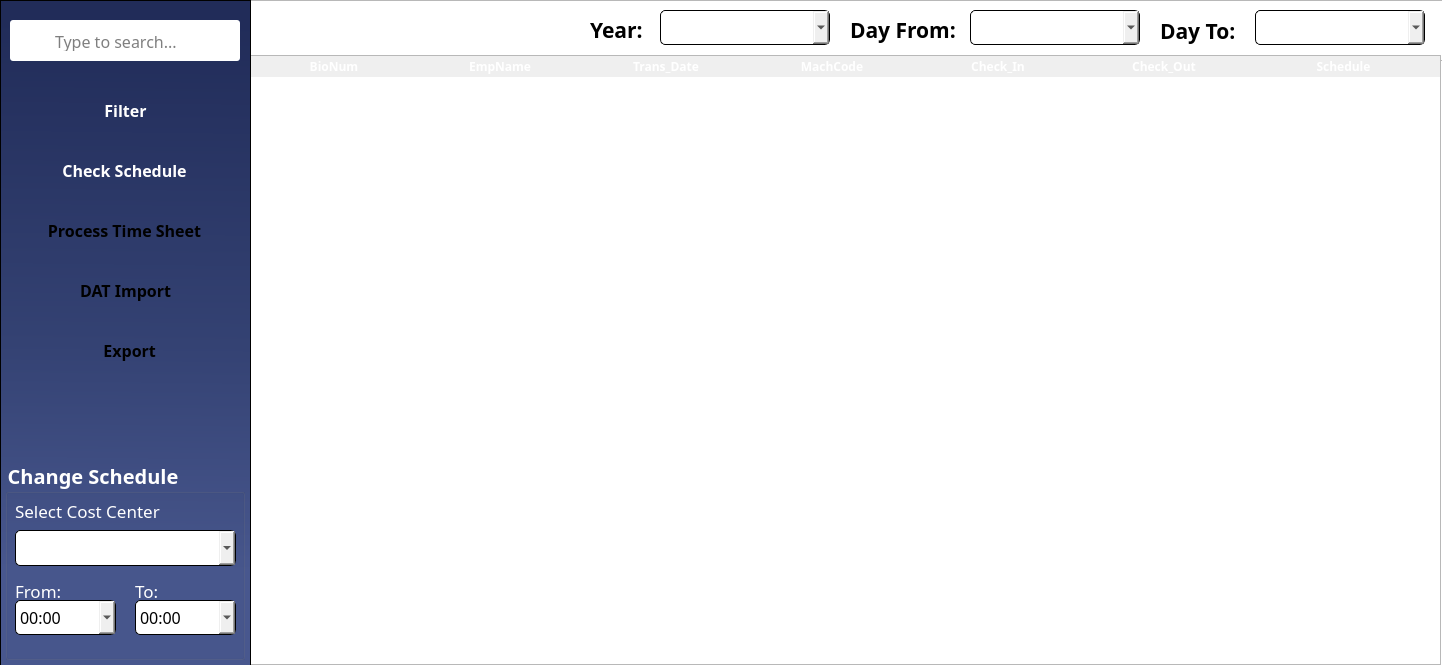
The window that output/MainWindow/MainFrame/Resources/UI/timecard.ui (Maze711/systemPayroll) describes before a commit, drawn with Qt 5.
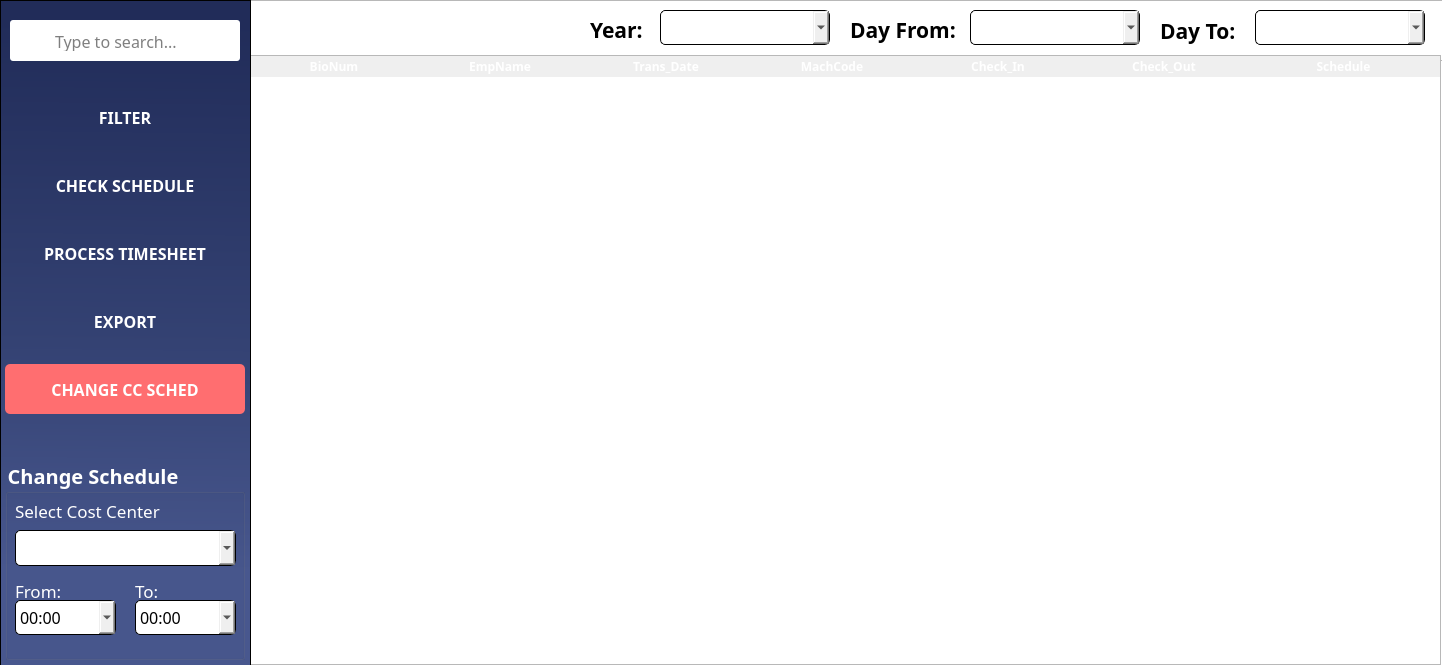
The same window after the commit. Icons and pictures are not drawn.

The edit to the form file:
```diff
--- a/output/MainWindow/MainFrame/Resources/UI/timecard.ui
+++ b/output/MainWindow/MainFrame/Resources/UI/timecard.ui
@@ -26,6 +26,7 @@
 
 #btnTimeSheet, #importBTN, #btnExport{
 border-radius: 5px;
+	color: white;
 background-color: &quot;#30d977&quot;;
 }</string>
   </property>
@@ -213,39 +214,6 @@
    <property name="frameShadow">
     <enum>QFrame::Raised</enum>
    </property>
-   <widget class="QPushButton" name="btnTimeSheet">
-    <property name="geometry">
-     <rect>
-      <x>19</x>
-      <y>210</y>
-      <width>211</width>
-      <height>41</height>
-     </rect>
-    </property>
-    <property name="font">
-     <font>
-      <family>Poppins</family>
-      <pointsize>12</pointsize>
-      <weight>75</weight>
-      <bold>true</bold>
-     </font>
-    </property>
-    <property name="cursor">
-     <cursorShape>PointingHandCursor</cursorShape>
-    </property>
-    <property name="styleSheet">
-     <string notr="true"/>
-    </property>
-    <property name="text">
-     <string>Process Time Sheet</string>
-    </property>
-    <property name="iconSize">
-     <size>
-      <width>22</width>
-      <height>22</height>
-     </size>
-    </property>
-   </widget>
    <widget class="QFrame" name="searchBar">
     <property name="geometry">
      <rect>
@@ -332,72 +300,6 @@
      </property>
     </widget>
    </widget>
-   <widget class="QPushButton" name="btnFilter">
-    <property name="geometry">
-     <rect>
-      <x>20</x>
-      <y>90</y>
-      <width>211</width>
-      <height>41</height>
-     </rect>
-    </property>
-    <property name="font">
-     <font>
-      <family>Poppins</family>
-      <pointsize>12</pointsize>
-      <weight>75</weight>
-      <bold>true</bold>
-     </font>
-    </property>
-    <property name="cursor">
-     <cursorShape>PointingHandCursor</cursorShape>
-    </property>
-    <property name="styleSheet">
-     <string notr="true"/>
-    </property>
-    <property name="text">
-     <string>Filter</string>
-    </property>
-    <property name="iconSize">
-     <size>
-      <width>22</width>
-      <height>22</height>
-     </size>
-    </property>
-   </widget>
-   <widget class="QPushButton" name="btnCheckSched">
-    <property name="geometry">
-     <rect>
-      <x>19</x>
-      <y>150</y>
-      <width>211</width>
-      <height>41</height>
-     </rect>
-    </property>
-    <property name="font">
-     <font>
-      <family>Poppins</family>
-      <pointsize>12</pointsize>
-      <weight>75</weight>
-      <bold>true</bold>
-     </font>
-    </property>
-    <property name="cursor">
-     <cursorShape>PointingHandCursor</cursorShape>
-    </property>
-    <property name="styleSheet">
-     <string notr="true"/>
-    </property>
-    <property name="text">
-     <string>Check Schedule</string>
-    </property>
-    <property name="iconSize">
-     <size>
-      <width>22</width>
-      <height>22</height>
-     </size>
-    </property>
-   </widget>
    <widget class="QGroupBox" name="groupBox">
     <property name="geometry">
      <rect>
@@ -780,15 +682,30 @@
      </property>
     </widget>
    </widget>
-   <widget class="QPushButton" name="importBTN">
+   <widget class="QWidget" name="widget" native="true">
     <property name="geometry">
      <rect>
-      <x>20</x>
-      <y>270</y>
-      <width>211</width>
-      <height>41</height>
+      <x>5</x>
+      <y>80</y>
+      <width>240</width>
+      <height>351</height>
      </rect>
     </property>
+    <layout class="QVBoxLayout" name="verticalLayout_2">
+     <item>
+      <widget class="QPushButton" name="btnFilter">
+       <property name="sizePolicy">
+        <sizepolicy hsizetype="Minimum" vsizetype="Fixed">
+         <horstretch>0</horstretch>
+         <verstretch>0</verstretch>
+        </sizepolicy>
+       </property>
+       <property name="minimumSize">
+        <size>
+         <width>0</width>
+         <height>50</height>
+        </size>
+       </property>
     <property name="font">
      <font>
       <family>Poppins</family>
@@ -804,7 +721,7 @@
      <string notr="true"/>
     </property>
     <property name="text">
-     <string>DAT Import</string>
+        <string>FILTER</string>
     </property>
     <property name="iconSize">
      <size>
@@ -813,14 +730,98 @@
      </size>
     </property>
    </widget>
+     </item>
+     <item>
+      <widget class="QPushButton" name="btnCheckSched">
+       <property name="sizePolicy">
+        <sizepolicy hsizetype="Minimum" vsizetype="Fixed">
+         <horstretch>0</horstretch>
+         <verstretch>0</verstretch>
+        </sizepolicy>
+       </property>
+       <property name="minimumSize">
+        <size>
+         <width>0</width>
+         <height>50</height>
+        </size>
+       </property>
+       <property name="font">
+        <font>
+         <family>Poppins</family>
+         <pointsize>12</pointsize>
+         <weight>75</weight>
+         <bold>true</bold>
+        </font>
+       </property>
+       <property name="cursor">
+        <cursorShape>PointingHandCursor</cursorShape>
+       </property>
+       <property name="styleSheet">
+        <string notr="true"/>
+       </property>
+       <property name="text">
+        <string>CHECK SCHEDULE</string>
+       </property>
+       <property name="iconSize">
+        <size>
+         <width>22</width>
+         <height>22</height>
+        </size>
+       </property>
+      </widget>
+     </item>
+     <item>
+      <widget class="QPushButton" name="btnTimeSheet">
+       <property name="sizePolicy">
+        <sizepolicy hsizetype="Minimum" vsizetype="Fixed">
+         <horstretch>0</horstretch>
+         <verstretch>0</verstretch>
+        </sizepolicy>
+       </property>
+       <property name="minimumSize">
+        <size>
+         <width>0</width>
+         <height>50</height>
+        </size>
+       </property>
+       <property name="font">
+        <font>
+         <family>Poppins</family>
+         <pointsize>12</pointsize>
+         <weight>75</weight>
+         <bold>true</bold>
+        </font>
+       </property>
+       <property name="cursor">
+        <cursorShape>PointingHandCursor</cursorShape>
+       </property>
+       <property name="styleSheet">
+        <string notr="true"/>
+       </property>
+       <property name="text">
+        <string>PROCESS TIMESHEET</string>
+       </property>
+       <property name="iconSize">
+        <size>
+         <width>22</width>
+         <height>22</height>
+        </size>
+       </property>
+      </widget>
+     </item>
+     <item>
    <widget class="QPushButton" name="btnExport">
-    <property name="geometry">
-     <rect>
-      <x>20</x>
-      <y>330</y>
-      <width>211</width>
-      <height>41</height>
-     </rect>
+       <property name="sizePolicy">
+        <sizepolicy hsizetype="Minimum" vsizetype="Fixed">
+         <horstretch>0</horstretch>
+         <verstretch>0</verstretch>
+        </sizepolicy>
+       </property>
+       <property name="minimumSize">
+        <size>
+         <width>0</width>
+         <height>50</height>
+        </size>
     </property>
     <property name="font">
      <font>
@@ -837,7 +838,7 @@
      <string notr="true"/>
     </property>
     <property name="text">
-     <string>  Export</string>
+        <string>EXPORT</string>
     </property>
     <property name="iconSize">
      <size>
@@ -845,6 +846,50 @@
       <height>22</height>
      </size>
     </property>
+      </widget>
+     </item>
+     <item>
+      <widget class="QPushButton" name="btnCCSched">
+       <property name="sizePolicy">
+        <sizepolicy hsizetype="Minimum" vsizetype="Fixed">
+         <horstretch>0</horstretch>
+         <verstretch>0</verstretch>
+        </sizepolicy>
+       </property>
+       <property name="minimumSize">
+        <size>
+         <width>0</width>
+         <height>50</height>
+        </size>
+       </property>
+       <property name="font">
+        <font>
+         <family>Poppins</family>
+         <pointsize>12</pointsize>
+         <weight>75</weight>
+         <bold>true</bold>
+        </font>
+       </property>
+       <property name="cursor">
+        <cursorShape>PointingHandCursor</cursorShape>
+       </property>
+       <property name="styleSheet">
+        <string notr="true">background-color: rgb(255, 110, 112);
+	color: white;
+	border-radius: 5px;</string>
+       </property>
+       <property name="text">
+        <string>CHANGE CC SCHED</string>
+       </property>
+       <property name="iconSize">
+        <size>
+         <width>22</width>
+         <height>22</height>
+        </size>
+       </property>
+      </widget>
+     </item>
+    </layout>
    </widget>
   </widget>
   <widget class="QFrame" name="header">
```
Lines whose indentation alone changed are shown as unchanged.
